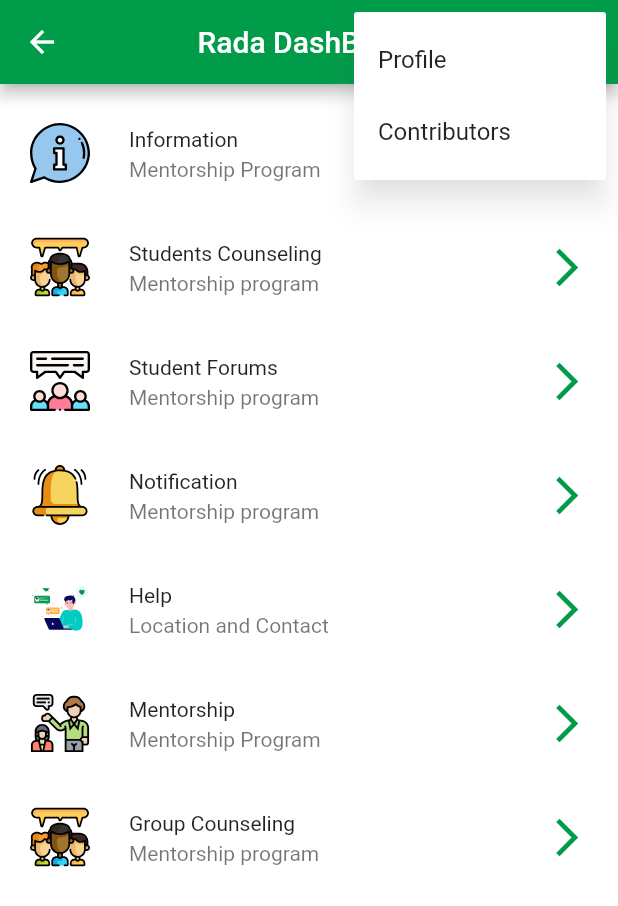
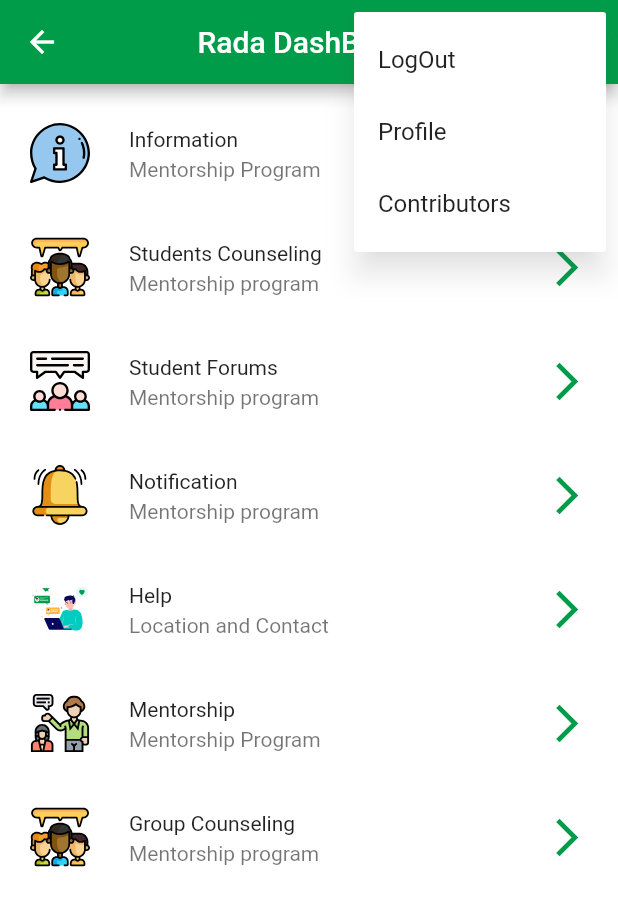
Before and after one commit to omondibrian/Rada-Egerton, a Flutter app: the Dashboard screen opened by its route, after a tap on the "more vert" icon, on a phone screen of 412 x 824 dp. Shown: the top 906 px of the screen. Run offline on Flutter 3.47's test engine with Material 2 defaults, Android fonts, the phone set to English and light mode, and no system bars; our stand-ins replace flutter_rating_bar, flutter_svg, google_maps_flutter.

Commit message:
added logout option

```diff
--- a/lib/screens/dashboard.dart
+++ b/lib/screens/dashboard.dart
@@ -4,10 +4,7 @@ import 'package:rada_egerton/constants.dart';
 
 import '../sizeConfig.dart';
 
-enum FilterOptions {
-  Profile,
-  Contributors,
-}
+enum FilterOptions { Profile, Contributors, LogOut }
 
 class Dashboard extends StatelessWidget {
   Widget dashBoardBuilder(BuildContext ctx, int index) {
@@ -49,6 +46,8 @@ class Dashboard extends StatelessWidget {
             onSelected: (FilterOptions selectedValue) {
               if (selectedValue == FilterOptions.Profile) {
                 Navigator.of(context).pushNamed(AppRoutes.profile);
+              } else if (selectedValue == FilterOptions.LogOut) {
+                Navigator.of(context).pushNamed(AppRoutes.welcome);
               } else {
                 Navigator.of(context).pushNamed(AppRoutes.contributors);
               }
@@ -57,6 +56,10 @@ class Dashboard extends StatelessWidget {
               Icons.more_vert,
             ),
             itemBuilder: (_) => [
+              PopupMenuItem(
+                child: Text('LogOut'),
+                value: FilterOptions.LogOut,
+              ),
               PopupMenuItem(
                 child: Text('Profile'),
                 value: FilterOptions.Profile,
```
